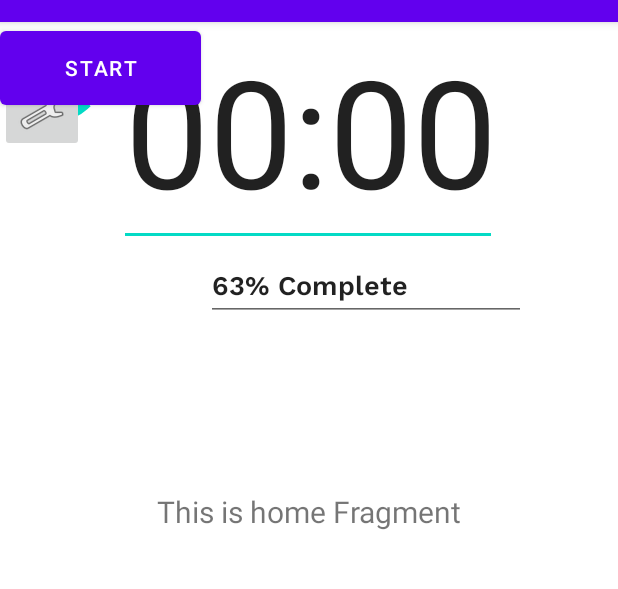
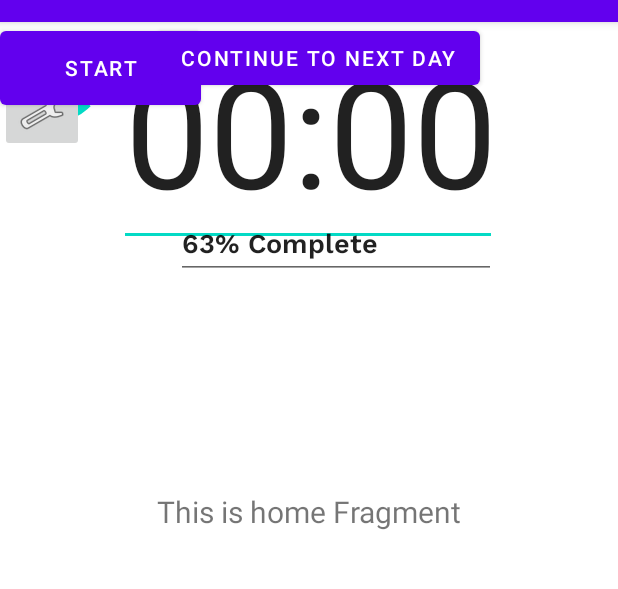
Before and after one commit to ppandya12/IndividualProject2021, an Android app: the fragment HomeFragment shown on its own in the app's theme, on a phone screen of 412 x 824 dp, the part 62-651 px from its top. Run offline under Robolectric (Android 15) with nearby library versions, the phone set to English and light mode, and no system bars.

Commit message:
constraints and button addition

```diff
--- a/MyApplication/app/src/main/res/layout/fragment_home.xml
+++ b/MyApplication/app/src/main/res/layout/fragment_home.xml
@@ -44,7 +44,7 @@
         android:textColorHighlight="#00BCD4"
         android:textColorLink="#FFFFFF"
         tools:layout_editor_absoluteX="138dp"
-        tools:layout_editor_absoluteY="275dp" />
+        tools:layout_editor_absoluteY="298dp" />
 
     <ProgressBar
         android:id="@+id/progressBar3"
@@ -79,15 +79,26 @@
         android:id="@+id/editTextTextPersonName"
         android:layout_width="wrap_content"
         android:layout_height="wrap_content"
-        android:layout_marginTop="152dp"
+        android:layout_marginTop="124dp"
         android:ems="10"
         android:fontFamily="@font/work_sans_semibold"
         android:inputType="textPersonName"
         android:text="63% Complete "
         android:visibility="visible"
         app:layout_constraintEnd_toEndOf="parent"
+        app:layout_constraintHorizontal_bias="0.338"
         app:layout_constraintStart_toEndOf="@+id/progressBar3"
         app:layout_constraintTop_toTopOf="@+id/button2"
         tools:visibility="visible" />
 
+    <Button
+        android:id="@+id/button"
+        android:layout_width="wrap_content"
+        android:layout_height="wrap_content"
+        android:text="Continue to next day"
+        app:layout_constraintEnd_toEndOf="parent"
+        app:layout_constraintHorizontal_bias="0.532"
+        app:layout_constraintStart_toStartOf="parent"
+        tools:layout_editor_absoluteY="571dp" />
+
 </androidx.constraintlayout.widget.ConstraintLayout>
```
